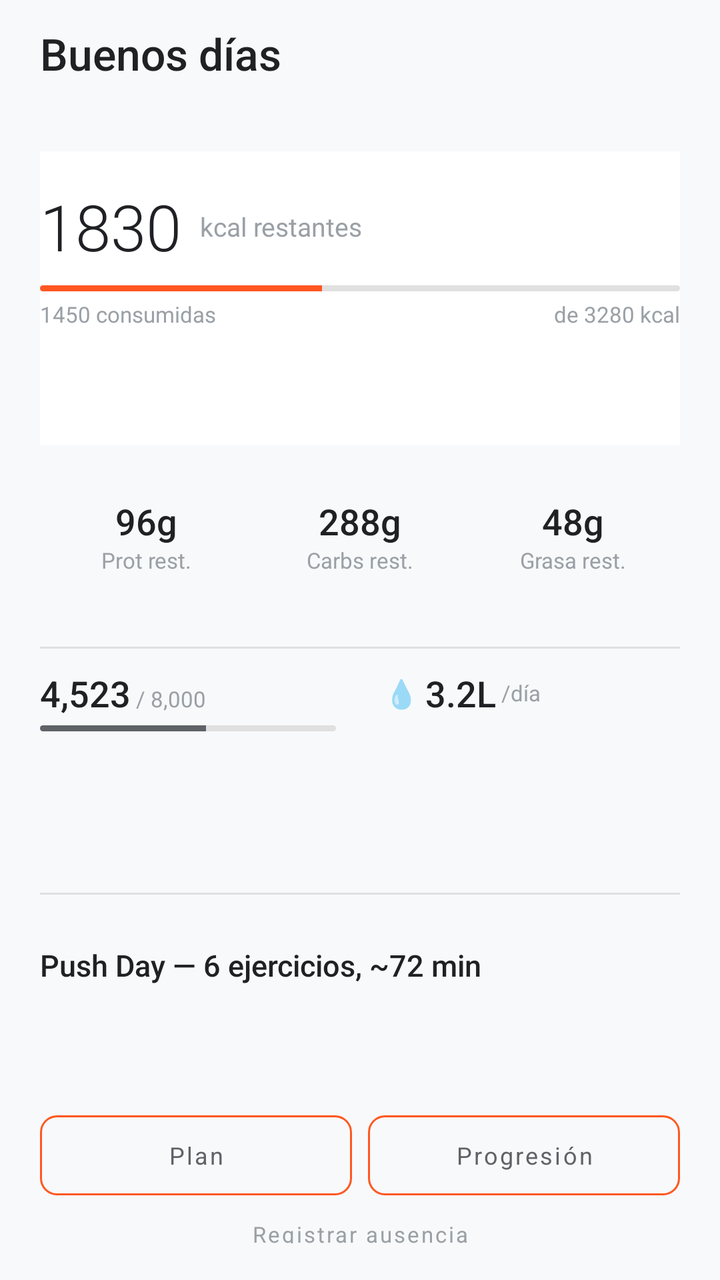
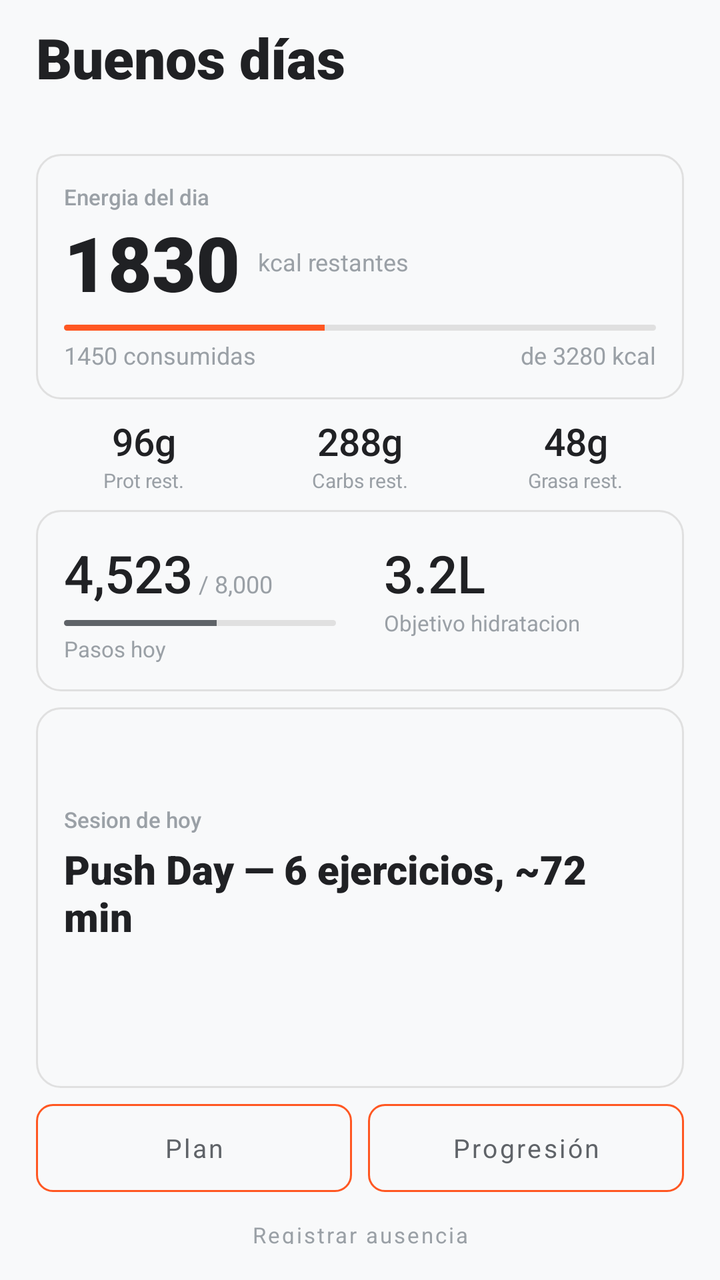

Screens rendered from an Android XML layout before and after an edit, with the pre-edit source and the edit as a unified diff.
<!-- AndroidManifest.xml: application theme Theme.FitBase -->
<!-- res/layout/activity_home.xml -->
<?xml version="1.0" encoding="utf-8"?>

<LinearLayout xmlns:android="http://schemas.android.com/apk/res/android"
    android:layout_width="match_parent"
    android:layout_height="match_parent"
    android:background="@color/colorBackground"
    android:orientation="vertical"
    android:paddingHorizontal="20dp"
    android:paddingTop="12dp"
    android:paddingBottom="8dp">

    <LinearLayout
    android:layout_width="match_parent"
    android:layout_height="match_parent"
    android:orientation="vertical"
    android:gravity="top">

    
    <TextView
        android:id="@+id/bannerDemo"
        android:layout_width="match_parent"
        android:layout_height="wrap_content"
        android:text="● Preinicio · Programa inicia 31/08/2026"
        android:textColor="@color/colorTextTertiary"
        android:textSize="11sp"
        android:paddingBottom="8dp"
        android:visibility="gone" />

    
    <LinearLayout
        android:id="@+id/bannerAusencia"
        android:layout_width="match_parent"
        android:layout_height="wrap_content"
        android:orientation="horizontal"
        android:visibility="gone"
        android:paddingBottom="8dp">
        <TextView
            android:id="@+id/tvAusenciaMensaje"
            android:layout_width="match_parent"
            android:layout_height="wrap_content"
            android:textColor="@color/colorWarning"
            android:textSize="12sp" />
    </LinearLayout>

    
    <TextView
        android:id="@+id/tvSaludo"
        android:layout_width="match_parent"
        android:layout_height="wrap_content"
        android:text="Buenos días"
        android:textColor="@color/colorTextPrimary"
        android:textSize="22sp"
        android:fontFamily="sans-serif-medium" />

    <TextView
        android:id="@+id/tvFecha"
        android:layout_width="match_parent"
        android:layout_height="wrap_content"
        android:textColor="@color/colorTextTertiary"
        android:textSize="12sp"
        android:layout_marginTop="2dp"
        android:layout_marginBottom="16dp" />

    
    <LinearLayout
        android:layout_width="match_parent"
        android:layout_height="0dp"
        android:layout_weight="2.6"
        android:orientation="vertical"
        android:paddingVertical="16dp"
        android:background="@color/colorSurface">

        <LinearLayout
            android:layout_width="match_parent"
            android:layout_height="wrap_content"
            android:orientation="horizontal"
            android:gravity="center_vertical">

            <TextView
                android:id="@+id/tvCaloriasRestantes"
                android:layout_width="wrap_content"
                android:layout_height="wrap_content"
                android:text="1830"
                android:textColor="@color/colorTextPrimary"
                android:textSize="32sp"
                android:fontFamily="sans-serif-light" />

            <TextView
                android:layout_width="wrap_content"
                android:layout_height="wrap_content"
                android:text=" kcal restantes"
                android:textColor="@color/colorTextTertiary"
                android:textSize="13sp"
                android:layout_marginStart="6dp" />
        </LinearLayout>

        <ProgressBar
            android:id="@+id/progressCalorias"
            style="@android:style/Widget.ProgressBar.Horizontal"
            android:layout_width="match_parent"
            android:layout_height="3dp"
            android:layout_marginTop="8dp"
            android:max="100"
            android:progress="44"
            android:progressDrawable="@drawable/progress_calorias" />

        <LinearLayout
            android:layout_width="match_parent"
            android:layout_height="wrap_content"
            android:orientation="horizontal"
            android:layout_marginTop="4dp">

            <TextView
                android:id="@+id/tvCaloriasConsumidas"
                android:layout_width="0dp"
                android:layout_height="wrap_content"
                android:layout_weight="1"
                android:text="1450 consumidas"
                android:textColor="@color/colorTextTertiary"
                android:textSize="11sp" />

            <TextView
                android:id="@+id/tvCaloriasObjetivo"
                android:layout_width="wrap_content"
                android:layout_height="wrap_content"
                android:text="de 3280 kcal"
                android:textColor="@color/colorTextTertiary"
                android:textSize="11sp" />
        </LinearLayout>
    </LinearLayout>

    
    <LinearLayout
        android:layout_width="match_parent"
        android:layout_height="0dp"
        android:layout_weight="1.6"
        android:orientation="horizontal"
        android:paddingVertical="14dp"
        android:gravity="center">

        
        <LinearLayout
            android:layout_width="0dp"
            android:layout_height="wrap_content"
            android:layout_weight="1"
            android:orientation="vertical"
            android:gravity="center">
            <TextView
                android:id="@+id/tvProteinaRestante"
                android:layout_width="wrap_content"
                android:layout_height="wrap_content"
                android:text="96g"
                android:textColor="@color/colorTextPrimary"
                android:textSize="18sp"
                android:fontFamily="sans-serif-medium" />
            <TextView
                android:layout_width="wrap_content"
                android:layout_height="wrap_content"
                android:text="Prot rest."
                android:textColor="@color/colorTextTertiary"
                android:textSize="11sp" />
        </LinearLayout>

        
        <LinearLayout
            android:layout_width="0dp"
            android:layout_height="wrap_content"
            android:layout_weight="1"
            android:orientation="vertical"
            android:gravity="center">
            <TextView
                android:id="@+id/tvCarbosRestantes"
                android:layout_width="wrap_content"
                android:layout_height="wrap_content"
                android:text="288g"
                android:textColor="@color/colorTextPrimary"
                android:textSize="18sp"
                android:fontFamily="sans-serif-medium" />
            <TextView
                android:layout_width="wrap_content"
                android:layout_height="wrap_content"
                android:text="Carbs rest."
                android:textColor="@color/colorTextTertiary"
                android:textSize="11sp" />
        </LinearLayout>

        
        <LinearLayout
            android:layout_width="0dp"
            android:layout_height="wrap_content"
            android:layout_weight="1"
            android:orientation="vertical"
            android:gravity="center">
            <TextView
                android:id="@+id/tvGrasasRestantes"
                android:layout_width="wrap_content"
                android:layout_height="wrap_content"
                android:text="48g"
                android:textColor="@color/colorTextPrimary"
                android:textSize="18sp"
                android:fontFamily="sans-serif-medium" />
            <TextView
                android:layout_width="wrap_content"
                android:layout_height="wrap_content"
                android:text="Grasa rest."
                android:textColor="@color/colorTextTertiary"
                android:textSize="11sp" />
        </LinearLayout>
    </LinearLayout>

    
    <View
        android:layout_width="match_parent"
        android:layout_height="1dp"
        android:background="@color/colorSeparator"
        android:layout_marginVertical="10dp" />

    
    <LinearLayout
        android:layout_width="match_parent"
        android:layout_height="0dp"
        android:layout_weight="1.8"
        android:orientation="horizontal">

        
        <LinearLayout
            android:layout_width="0dp"
            android:layout_height="wrap_content"
            android:layout_weight="1"
            android:orientation="vertical">

            <LinearLayout
                android:layout_width="wrap_content"
                android:layout_height="wrap_content"
                android:orientation="horizontal"
                android:baselineAligned="true"
                android:gravity="bottom">

                <TextView
                    android:id="@+id/tvPasos"
                    android:layout_width="wrap_content"
                    android:layout_height="wrap_content"
                    android:text="4,523"
                    android:textColor="@color/colorTextPrimary"
                    android:textSize="18sp"
                    android:fontFamily="sans-serif-medium" />

                <TextView
                    android:id="@+id/tvPasosObjetivo"
                    android:layout_width="wrap_content"
                    android:layout_height="wrap_content"
                    android:text=" / 8,000"
                    android:textColor="@color/colorTextTertiary"
                    android:textSize="11sp" />
            </LinearLayout>

            <ProgressBar
                android:id="@+id/progressPasos"
                style="@android:style/Widget.ProgressBar.Horizontal"
                android:layout_width="match_parent"
                android:layout_height="3dp"
                android:layout_marginTop="4dp"
                android:layout_marginEnd="12dp"
                android:max="100"
                android:progress="56"
                android:progressDrawable="@drawable/progress_pasos" />
        </LinearLayout>

        
        <LinearLayout
            android:layout_width="0dp"
            android:layout_height="wrap_content"
            android:layout_weight="1"
            android:orientation="horizontal"
            android:paddingStart="12dp"
            android:gravity="center_vertical">

            <TextView
                android:layout_width="wrap_content"
                android:layout_height="wrap_content"
                android:text="💧 "
                android:textSize="14sp" />

            <TextView
                android:id="@+id/tvAgua"
                android:layout_width="wrap_content"
                android:layout_height="wrap_content"
                android:text="3.2L"
                android:textColor="@color/colorTextPrimary"
                android:textSize="18sp"
                android:fontFamily="sans-serif-medium" />

            <TextView
                android:layout_width="wrap_content"
                android:layout_height="wrap_content"
                android:text=" /día"
                android:textColor="@color/colorTextTertiary"
                android:textSize="11sp" />
        </LinearLayout>
    </LinearLayout>

    
    <View
        android:layout_width="match_parent"
        android:layout_height="1dp"
        android:background="@color/colorSeparator"
        android:layout_marginVertical="10dp" />

    
    <TextView
        android:id="@+id/tvSesionHoy"
        android:layout_width="match_parent"
        android:layout_height="0dp"
        android:layout_weight="0.9"
        android:text="Push Day — 6 ejercicios, ~72 min"
        android:textColor="@color/colorTextPrimary"
        android:textSize="15sp"
        android:fontFamily="sans-serif-medium"
        android:gravity="center_vertical" />

    <TextView
        android:id="@+id/tvFaseInfo"
        android:layout_width="match_parent"
        android:layout_height="0dp"
        android:layout_weight="0.7"
        android:text=""
        android:textColor="@color/colorTextTertiary"
        android:textSize="12sp"
        android:layout_marginTop="2dp"
        android:gravity="center_vertical" />

    
    <Button
        android:id="@+id/btnEmpezarEntreno"
        android:layout_width="match_parent"
        android:layout_height="48dp"
        android:background="@drawable/gradient_primary_button"
        android:text="Empezar entreno"
        android:textColor="@color/colorBackground"
        android:textSize="14sp"
        android:fontFamily="sans-serif-medium"
        android:textAllCaps="false"
        android:visibility="gone" />

    <LinearLayout
        android:layout_width="match_parent"
        android:layout_height="wrap_content"
        android:orientation="horizontal"
        android:layout_marginTop="8dp">

        <Button
            android:id="@+id/btnPlanAnual"
            android:layout_width="0dp"
            android:layout_height="40dp"
            android:layout_weight="1"
            android:layout_marginEnd="4dp"
            android:background="@drawable/button_secondary"
            android:text="Plan"
            android:textColor="@color/colorTextSecondary"
            android:textSize="12sp"
            android:textAllCaps="false" />

        <Button
            android:id="@+id/btnProgresion"
            android:layout_width="0dp"
            android:layout_height="40dp"
            android:layout_weight="1"
            android:layout_marginStart="4dp"
            android:background="@drawable/button_secondary"
            android:text="Progresión"
            android:textColor="@color/colorTextSecondary"
            android:textSize="12sp"
            android:textAllCaps="false" />
    </LinearLayout>

    <Button
        android:id="@+id/btnRegistrarAusencia"
        android:layout_width="match_parent"
        android:layout_height="32dp"
        android:layout_marginTop="2dp"
        android:background="@android:color/transparent"
        android:text="Registrar ausencia"
        android:textColor="@color/colorTextTertiary"
        android:textSize="11sp"
        android:textAllCaps="false" />

    
    <Button
        android:id="@+id/btnTestRunner"
        android:layout_width="match_parent"
        android:layout_height="32dp"
        android:layout_marginTop="2dp"
        android:background="@android:color/transparent"
        android:text="🧪 Ejecutar Tests"
        android:textColor="@color/colorTextTertiary"
        android:textSize="11sp"
        android:textAllCaps="false"
        android:visibility="gone" />

    </LinearLayout>
</LinearLayout>
<!-- resources referenced by this layout -->
<resources>
  <color name="colorBackground">#F8F9FA</color>
  <color name="colorSeparator">#E0E0E0</color>
  <color name="colorSurface">#FFFFFF</color>
  <color name="colorTextPrimary">#202124</color>
  <color name="colorTextSecondary">#5F6368</color>
  <color name="colorTextTertiary">#9AA0A6</color>
  <color name="colorWarning">#F57F17</color>
  <!-- drawable button_secondary (drawable) -->
  <?xml version="1.0" encoding="utf-8"?>
  
  <shape xmlns:android="http://schemas.android.com/apk/res/android"
      android:shape="rectangle">
      <solid android:color="@android:color/transparent" />
      <corners android:radius="8dp" />
      <stroke
          android:width="1dp"
          android:color="@color/colorSeparator" />
  </shape>
  <!-- drawable gradient_primary_button (drawable) -->
  <?xml version="1.0" encoding="utf-8"?>
  
  <shape xmlns:android="http://schemas.android.com/apk/res/android"
      android:shape="rectangle">
      <solid android:color="#202124" />
      <corners android:radius="8dp" />
  </shape>
  <!-- drawable progress_calorias (drawable) -->
  <?xml version="1.0" encoding="utf-8"?>
  
  <layer-list xmlns:android="http://schemas.android.com/apk/res/android">
      <item android:id="@android:id/background">
          <shape android:shape="rectangle">
              <corners android:radius="2dp" />
              <solid android:color="@color/colorSeparator" />
          </shape>
      </item>
      <item android:id="@android:id/progress">
          <clip>
              <shape android:shape="rectangle">
                  <corners android:radius="2dp" />
                  <solid android:color="#FF5722" />
              </shape>
          </clip>
      </item>
  </layer-list>
  <!-- drawable progress_pasos (drawable) -->
  <?xml version="1.0" encoding="utf-8"?>
  
  <layer-list xmlns:android="http://schemas.android.com/apk/res/android">
      <item android:id="@android:id/background">
          <shape android:shape="rectangle">
              <corners android:radius="2dp" />
              <solid android:color="@color/colorSeparator" />
          </shape>
      </item>
      <item android:id="@android:id/progress">
          <clip>
              <shape android:shape="rectangle">
                  <corners android:radius="2dp" />
                  <solid android:color="@color/colorTextSecondary" />
              </shape>
          </clip>
      </item>
  </layer-list>
  <style name="Theme.FitBase" parent="Theme.MaterialComponents.DayNight.NoActionBar">
          
          <item name="colorPrimary">@color/colorAccentPrimary</item>
          <item name="colorPrimaryVariant">@color/colorTextPrimary</item>
          <item name="colorOnPrimary">#FFFFFF</item>
  
          
          <item name="colorSecondary">@color/colorTextSecondary</item>
          <item name="colorOnSecondary">#FFFFFF</item>
  
          
          <item name="android:colorBackground">@color/colorBackground</item>
          <item name="android:windowBackground">@color/colorBackground</item>
          <item name="colorSurface">@color/colorSurface</item>
  
          
          <item name="android:statusBarColor">@color/colorBackground</item>
          <item name="android:navigationBarColor">@color/colorBackground</item>
          <item name="android:windowLightStatusBar">true</item>
  
          
          <item name="windowNoTitle">true</item>
          <item name="windowActionBar">false</item>
  
          
          <item name="android:fontFamily">sans-serif</item>
      </style>
  <color name="colorAccentPrimary">#FF5722</color>
</resources>

<!-- the commit's change to res/layout/activity_home.xml (unified diff, before → after) -->
@@ -5,25 +5,18 @@
     android:layout_height="match_parent"
     android:background="@color/colorBackground"
     android:orientation="vertical"
-    android:paddingHorizontal="20dp"
-    android:paddingTop="12dp"
+    android:paddingHorizontal="18dp"
+    android:paddingTop="10dp"
     android:paddingBottom="8dp">
 
-    <LinearLayout
-    android:layout_width="match_parent"
-    android:layout_height="match_parent"
-    android:orientation="vertical"
-    android:gravity="top">
-
-    
     <TextView
         android:id="@+id/bannerDemo"
         android:layout_width="match_parent"
         android:layout_height="wrap_content"
         android:text="● Preinicio · Programa inicia 31/08/2026"
         android:textColor="@color/colorTextTertiary"
-        android:textSize="11sp"
-        android:paddingBottom="8dp"
+        android:textSize="10sp"
+        android:paddingBottom="4dp"
         android:visibility="gone" />
 
     
@@ -33,42 +26,47 @@
         android:layout_height="wrap_content"
         android:orientation="horizontal"
         android:visibility="gone"
-        android:paddingBottom="8dp">
+        android:paddingBottom="4dp">
         <TextView
             android:id="@+id/tvAusenciaMensaje"
             android:layout_width="match_parent"
             android:layout_height="wrap_content"
             android:textColor="@color/colorWarning"
-            android:textSize="12sp" />
-    </LinearLayout>
-
-    
+            android:textSize="11sp" />
+    </LinearLayout>
+
     <TextView
         android:id="@+id/tvSaludo"
         android:layout_width="match_parent"
         android:layout_height="wrap_content"
         android:text="Buenos días"
         android:textColor="@color/colorTextPrimary"
-        android:textSize="22sp"
-        android:fontFamily="sans-serif-medium" />
+        android:textSize="28sp"
+        android:fontFamily="sans-serif-black" />
 
     <TextView
         android:id="@+id/tvFecha"
         android:layout_width="match_parent"
         android:layout_height="wrap_content"
         android:textColor="@color/colorTextTertiary"
-        android:textSize="12sp"
+        android:textSize="13sp"
         android:layout_marginTop="2dp"
-        android:layout_marginBottom="16dp" />
-
-    
-    <LinearLayout
-        android:layout_width="match_parent"
-        android:layout_height="0dp"
-        android:layout_weight="2.6"
+        android:layout_marginBottom="10dp" />
+
+    <LinearLayout
+        android:layout_width="match_parent"
+        android:layout_height="wrap_content"
         android:orientation="vertical"
-        android:paddingVertical="16dp"
-        android:background="@color/colorSurface">
+        android:padding="14dp"
+        android:background="@drawable/bg_card_flat">
+
+        <TextView
+            android:layout_width="wrap_content"
+            android:layout_height="wrap_content"
+            android:text="Energia del dia"
+            android:textColor="@color/colorTextTertiary"
+            android:textSize="11sp"
+            android:fontFamily="sans-serif-medium" />
 
         <LinearLayout
             android:layout_width="match_parent"
@@ -82,15 +80,15 @@
                 android:layout_height="wrap_content"
                 android:text="1830"
                 android:textColor="@color/colorTextPrimary"
-                android:textSize="32sp"
-                android:fontFamily="sans-serif-light" />
+                android:textSize="38sp"
+                android:fontFamily="sans-serif-black" />
 
             <TextView
                 android:layout_width="wrap_content"
                 android:layout_height="wrap_content"
                 android:text=" kcal restantes"
                 android:textColor="@color/colorTextTertiary"
-                android:textSize="13sp"
+                android:textSize="12sp"
                 android:layout_marginStart="6dp" />
         </LinearLayout>
 
@@ -99,7 +97,7 @@
             style="@android:style/Widget.ProgressBar.Horizontal"
             android:layout_width="match_parent"
             android:layout_height="3dp"
-            android:layout_marginTop="8dp"
+            android:layout_marginTop="6dp"
             android:max="100"
             android:progress="44"
             android:progressDrawable="@drawable/progress_calorias" />
@@ -117,7 +115,7 @@
                 android:layout_weight="1"
                 android:text="1450 consumidas"
                 android:textColor="@color/colorTextTertiary"
-                android:textSize="11sp" />
+                android:textSize="12sp" />
 
             <TextView
                 android:id="@+id/tvCaloriasObjetivo"
@@ -125,17 +123,16 @@
                 android:layout_height="wrap_content"
                 android:text="de 3280 kcal"
                 android:textColor="@color/colorTextTertiary"
-                android:textSize="11sp" />
-        </LinearLayout>
-    </LinearLayout>
-
-    
-    <LinearLayout
-        android:layout_width="match_parent"
-        android:layout_height="0dp"
-        android:layout_weight="1.6"
+                android:textSize="12sp" />
+        </LinearLayout>
+    </LinearLayout>
+
+    <LinearLayout
+        android:layout_width="match_parent"
+            android:layout_height="wrap_content"
         android:orientation="horizontal"
-        android:paddingVertical="14dp"
+            android:paddingTop="8dp"
+            android:paddingBottom="8dp"
         android:gravity="center">
 
         
@@ -151,14 +148,14 @@
                 android:layout_height="wrap_content"
                 android:text="96g"
                 android:textColor="@color/colorTextPrimary"
-                android:textSize="18sp"
+                android:textSize="19sp"
                 android:fontFamily="sans-serif-medium" />
             <TextView
                 android:layout_width="wrap_content"
                 android:layout_height="wrap_content"
                 android:text="Prot rest."
                 android:textColor="@color/colorTextTertiary"
-                android:textSize="11sp" />
+                android:textSize="10sp" />
         </LinearLayout>
 
         
@@ -174,14 +171,14 @@
                 android:layout_height="wrap_content"
                 android:text="288g"
                 android:textColor="@color/colorTextPrimary"
-                android:textSize="18sp"
+                android:textSize="19sp"
                 android:fontFamily="sans-serif-medium" />
             <TextView
                 android:layout_width="wrap_content"
                 android:layout_height="wrap_content"
                 android:text="Carbs rest."
                 android:textColor="@color/colorTextTertiary"
-                android:textSize="11sp" />
+                android:textSize="10sp" />
         </LinearLayout>
 
         
@@ -197,30 +194,24 @@
                 android:layout_height="wrap_content"
                 android:text="48g"
                 android:textColor="@color/colorTextPrimary"
-                android:textSize="18sp"
+                android:textSize="19sp"
                 android:fontFamily="sans-serif-medium" />
             <TextView
                 android:layout_width="wrap_content"
                 android:layout_height="wrap_content"
                 android:text="Grasa rest."
                 android:textColor="@color/colorTextTertiary"
-                android:textSize="11sp" />
-        </LinearLayout>
-    </LinearLayout>
-
-    
-    <View
-        android:layout_width="match_parent"
-        android:layout_height="1dp"
-        android:background="@color/colorSeparator"
-        android:layout_marginVertical="10dp" />
-
-    
-    <LinearLayout
-        android:layout_width="match_parent"
-        android:layout_height="0dp"
-        android:layout_weight="1.8"
-        android:orientation="horizontal">
+                android:textSize="10sp" />
+        </LinearLayout>
+    </LinearLayout>
+
+    <LinearLayout
+        android:layout_width="match_parent"
+        android:layout_height="wrap_content"
+        android:orientation="horizontal"
+        android:padding="14dp"
+        android:background="@drawable/bg_card_flat"
+        android:layout_marginBottom="8dp">
 
         
         <LinearLayout
@@ -242,7 +233,7 @@
                     android:layout_height="wrap_content"
                     android:text="4,523"
                     android:textColor="@color/colorTextPrimary"
-                    android:textSize="18sp"
+                    android:textSize="26sp"
                     android:fontFamily="sans-serif-medium" />
 
                 <TextView
@@ -251,7 +242,7 @@
                     android:layout_height="wrap_content"
                     android:text=" / 8,000"
                     android:textColor="@color/colorTextTertiary"
-                    android:textSize="11sp" />
+                        android:textSize="12sp" />
             </LinearLayout>
 
             <ProgressBar
@@ -259,87 +250,95 @@
                 style="@android:style/Widget.ProgressBar.Horizontal"
                 android:layout_width="match_parent"
                 android:layout_height="3dp"
-                android:layout_marginTop="4dp"
+                android:layout_marginTop="6dp"
                 android:layout_marginEnd="12dp"
                 android:max="100"
                 android:progress="56"
                 android:progressDrawable="@drawable/progress_pasos" />
-        </LinearLayout>
-
-        
-        <LinearLayout
-            android:layout_width="0dp"
-            android:layout_height="wrap_content"
-            android:layout_weight="1"
-            android:orientation="horizontal"
+
+            <TextView
+                android:layout_width="wrap_content"
+                android:layout_height="wrap_content"
+                android:text="Pasos hoy"
+                android:textColor="@color/colorTextTertiary"
+                android:textSize="11sp"
+                android:layout_marginTop="4dp" />
+        </LinearLayout>
+
+        <LinearLayout
+            android:layout_width="0dp"
+            android:layout_height="wrap_content"
+            android:layout_weight="1"
+            android:orientation="vertical"
             android:paddingStart="12dp"
             android:gravity="center_vertical">
 
             <TextView
-                android:layout_width="wrap_content"
-                android:layout_height="wrap_content"
-                android:text="💧 "
-                android:textSize="14sp" />
-
-            <TextView
                 android:id="@+id/tvAgua"
                 android:layout_width="wrap_content"
                 android:layout_height="wrap_content"
                 android:text="3.2L"
                 android:textColor="@color/colorTextPrimary"
-                android:textSize="18sp"
+                android:textSize="26sp"
                 android:fontFamily="sans-serif-medium" />
 
             <TextView
                 android:layout_width="wrap_content"
                 android:layout_height="wrap_content"
-                android:text=" /día"
+                android:text="Objetivo hidratacion"
                 android:textColor="@color/colorTextTertiary"
                 android:textSize="11sp" />
         </LinearLayout>
     </LinearLayout>
 
-    
-    <View
-        android:layout_width="match_parent"
-        android:layout_height="1dp"
-        android:background="@color/colorSeparator"
-        android:layout_marginVertical="10dp" />
-
-    
-    <TextView
-        android:id="@+id/tvSesionHoy"
+    <LinearLayout
         android:layout_width="match_parent"
         android:layout_height="0dp"
-        android:layout_weight="0.9"
-        android:text="Push Day — 6 ejercicios, ~72 min"
-        android:textColor="@color/colorTextPrimary"
-        android:textSize="15sp"
-        android:fontFamily="sans-serif-medium"
-        android:gravity="center_vertical" />
-
-    <TextView
-        android:id="@+id/tvFaseInfo"
-        android:layout_width="match_parent"
-        android:layout_height="0dp"
-        android:layout_weight="0.7"
-        android:text=""
-        android:textColor="@color/colorTextTertiary"
-        android:textSize="12sp"
-        android:layout_marginTop="2dp"
-        android:gravity="center_vertical" />
-
-    
+        android:layout_weight="1"
+        android:orientation="vertical"
+        android:background="@drawable/bg_card_flat"
+        android:padding="14dp"
+        android:gravity="center_vertical">
+
+        <TextView
+            android:layout_width="wrap_content"
+            android:layout_height="wrap_content"
+            android:text="Sesion de hoy"
+            android:textColor="@color/colorTextTertiary"
+            android:textSize="11sp"
+            android:fontFamily="sans-serif-medium" />
+
+        <TextView
+            android:id="@+id/tvSesionHoy"
+            android:layout_width="match_parent"
+            android:layout_height="wrap_content"
+            android:text="Push Day — 6 ejercicios, ~72 min"
+            android:textColor="@color/colorTextPrimary"
+            android:textSize="20sp"
+            android:fontFamily="sans-serif-black"
+            android:layout_marginTop="4dp" />
+
+        <TextView
+            android:id="@+id/tvFaseInfo"
+            android:layout_width="match_parent"
+            android:layout_height="wrap_content"
+            android:text=""
+            android:textColor="@color/colorTextTertiary"
+            android:textSize="13sp"
+            android:layout_marginTop="6dp" />
+    </LinearLayout>
+
     <Button
         android:id="@+id/btnEmpezarEntreno"
         android:layout_width="match_parent"
-        android:layout_height="48dp"
+        android:layout_height="54dp"
         android:background="@drawable/gradient_primary_button"
         android:text="Empezar entreno"
         android:textColor="@color/colorBackground"
-        android:textSize="14sp"
+        android:textSize="16sp"
         android:fontFamily="sans-serif-medium"
         android:textAllCaps="false"
+        android:layout_marginTop="8dp"
         android:visibility="gone" />
 
     <LinearLayout
@@ -351,25 +350,25 @@
         <Button
             android:id="@+id/btnPlanAnual"
             android:layout_width="0dp"
-            android:layout_height="40dp"
+            android:layout_height="44dp"
             android:layout_weight="1"
             android:layout_marginEnd="4dp"
             android:background="@drawable/button_secondary"
             android:text="Plan"
             android:textColor="@color/colorTextSecondary"
-            android:textSize="12sp"
+            android:textSize="13sp"
             android:textAllCaps="false" />
 
         <Button
             android:id="@+id/btnProgresion"
             android:layout_width="0dp"
-            android:layout_height="40dp"
+                android:layout_height="44dp"
             android:layout_weight="1"
             android:layout_marginStart="4dp"
             android:background="@drawable/button_secondary"
             android:text="Progresión"
             android:textColor="@color/colorTextSecondary"
-            android:textSize="12sp"
+                android:textSize="13sp"
             android:textAllCaps="false" />
     </LinearLayout>
 
@@ -377,7 +376,7 @@
         android:id="@+id/btnRegistrarAusencia"
         android:layout_width="match_parent"
         android:layout_height="32dp"
-        android:layout_marginTop="2dp"
+        android:layout_marginTop="4dp"
         android:background="@android:color/transparent"
         android:text="Registrar ausencia"
         android:textColor="@color/colorTextTertiary"
@@ -391,11 +390,9 @@
         android:layout_height="32dp"
         android:layout_marginTop="2dp"
         android:background="@android:color/transparent"
-        android:text="🧪 Ejecutar Tests"
+        android:text="Ejecutar tests"
         android:textColor="@color/colorTextTertiary"
         android:textSize="11sp"
         android:textAllCaps="false"
         android:visibility="gone" />
-
-    </LinearLayout>
 </LinearLayout>
<!-- resource entries referenced after the edit -->
@@ -7,6 +7,15 @@
   <color name="colorTextSecondary">#5F6368</color>
   <color name="colorTextTertiary">#9AA0A6</color>
   <color name="colorWarning">#F57F17</color>
+  <!-- drawable bg_card_flat (drawable) -->
+  <?xml version="1.0" encoding="utf-8"?>
+  
+  <shape xmlns:android="http://schemas.android.com/apk/res/android"
+      android:shape="rectangle">
+      <corners android:radius="12dp" />
+      <stroke android:width="1dp" android:color="#E0E0E0" />
+      <solid android:color="@android:color/transparent" />
+  </shape>
   <!-- drawable button_secondary (drawable) -->
   <?xml version="1.0" encoding="utf-8"?>
   
